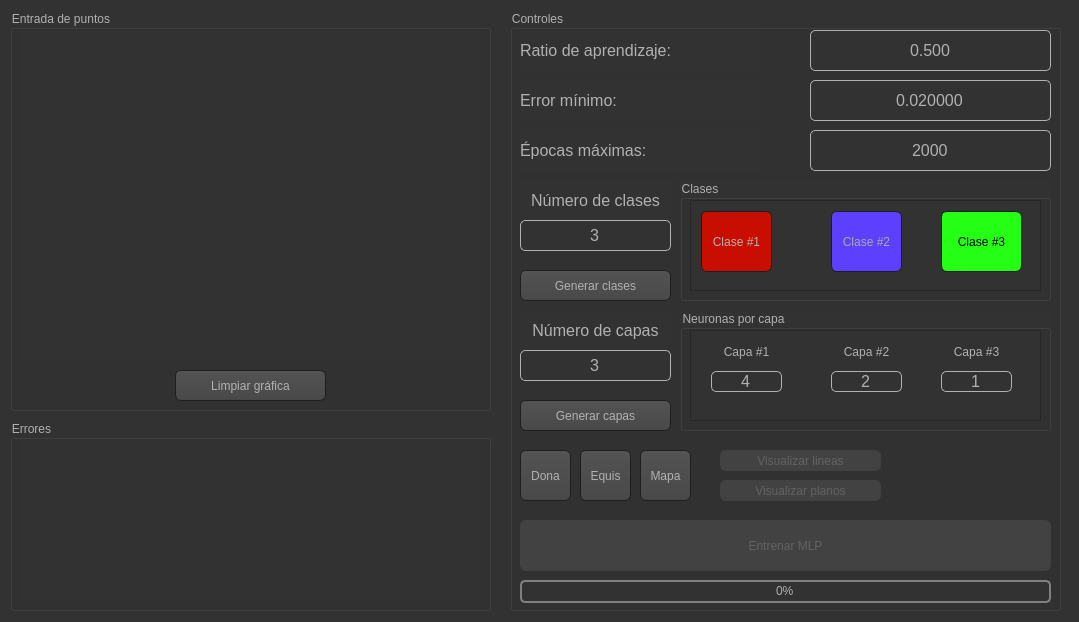
The window that Practica04_MLP/codigoFuente/UI/Interface_MLP.ui (CodeRevenge/practicas_ia_2) describes before a commit, drawn with Qt 5.
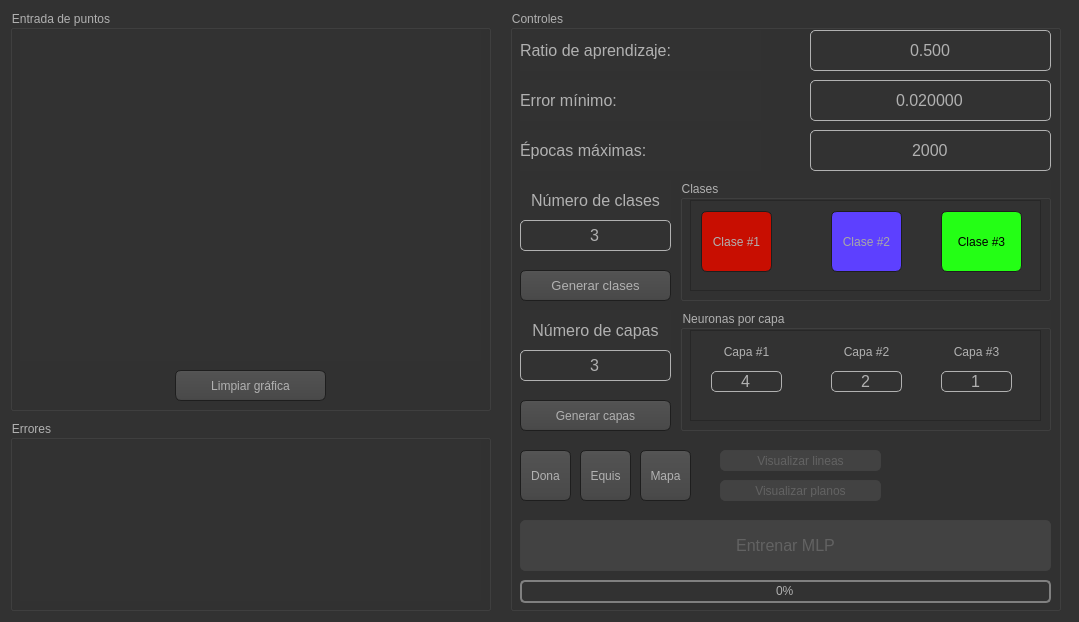
The same window after the commit. Icons and pictures are not drawn. Custom widgets are drawn as their Qt base class.

Commit message: Added "Limpiar gráfica" button - Minor style error fixes

What changed in the file:
```diff
--- a/Practica04_MLP/codigoFuente/UI/Interface_MLP.ui
+++ b/Practica04_MLP/codigoFuente/UI/Interface_MLP.ui
@@ -123,7 +123,7 @@
     border-style: solid;
     border-radius: 6;
     padding: 3px;
-    font-size: 12px;
+    font: 10pt &quot;MS Shell Dlg 2&quot;;
     padding-left: 5px;
     padding-right: 5px;
 }
@@ -501,11 +501,9 @@
 
 QPushButton:disabled
 {
-	text-size: 18px;
 	color:rgb(98, 98, 98);
-	border-round:5px;
+	border-radius:5px;
 	border: 1px solid rgb(65, 65, 65);
-	
 	background-color: rgb(66, 66, 66);
 }</string>
   </property>
@@ -998,6 +996,15 @@
        <height>31</height>
       </rect>
      </property>
+     <property name="font">
+      <font>
+       <family>MS Shell Dlg 2</family>
+       <pointsize>10</pointsize>
+       <weight>50</weight>
+       <italic>false</italic>
+       <bold>false</bold>
+      </font>
+     </property>
      <property name="text">
       <string>Generar clases</string>
      </property>
@@ -1016,7 +1023,11 @@
      </property>
      <property name="font">
       <font>
-       <pointsize>-1</pointsize>
+       <family>MS Shell Dlg 2</family>
+       <pointsize>12</pointsize>
+       <weight>50</weight>
+       <italic>false</italic>
+       <bold>false</bold>
       </font>
      </property>
      <property name="cursor">
```
Left out of the diff: 17 changed lines with no effect on the pictures. The commit also changes 3 other files.
